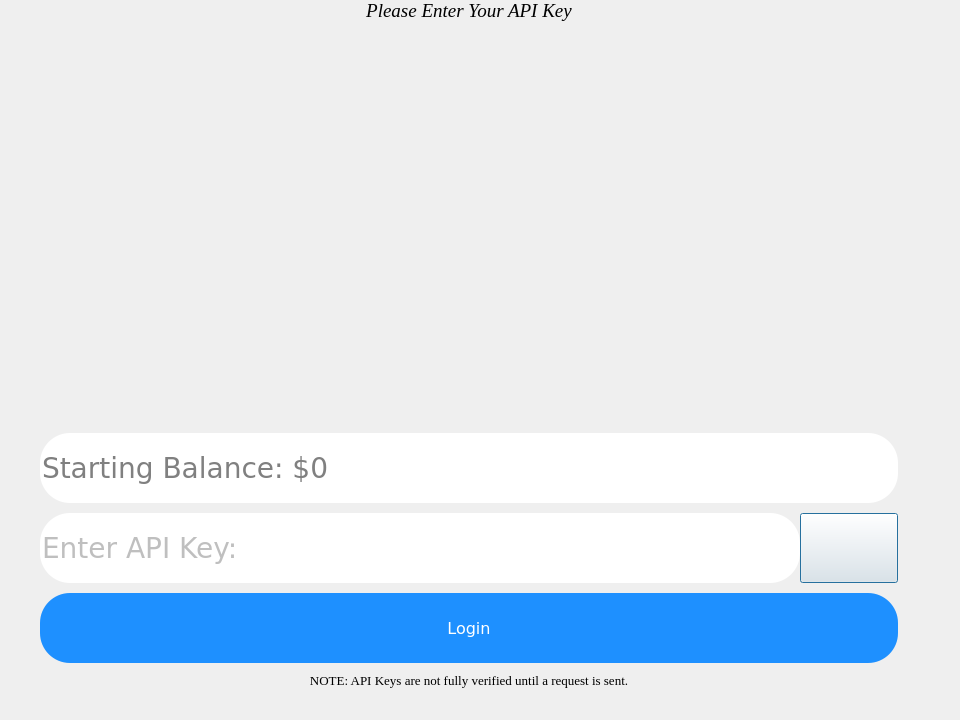
Qt form MarketGame/initialaccountsetup.ui (plagentile/Market_Game) before a commit.
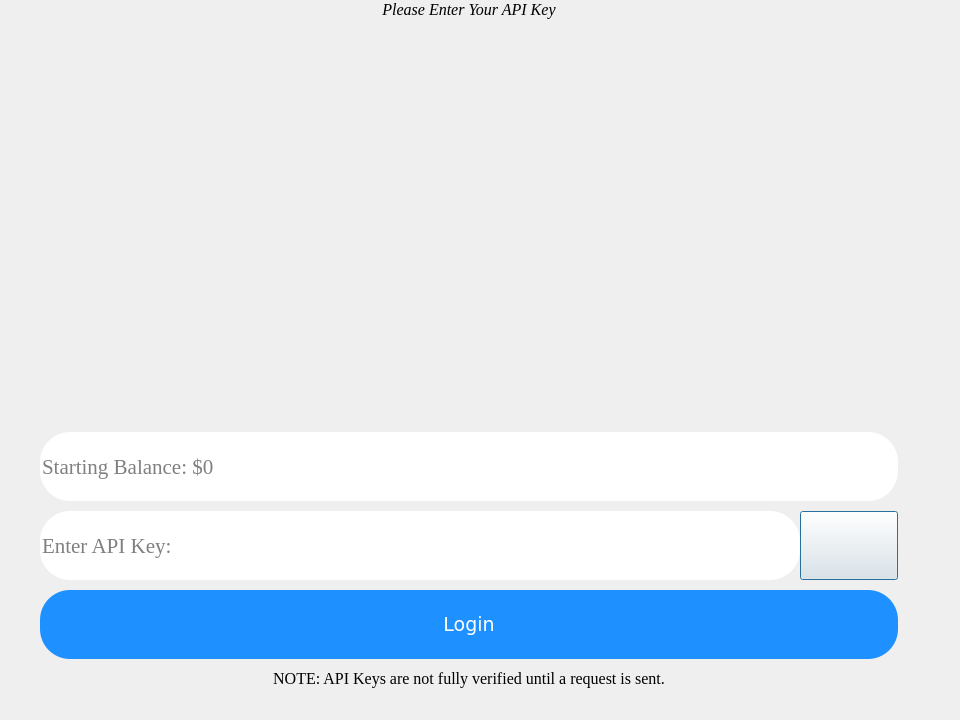
The same form after that commit. Icons and pictures are not drawn.

```diff
--- a/MarketGame/initialaccountsetup.ui
+++ b/MarketGame/initialaccountsetup.ui
@@ -19,30 +19,10 @@
  border-image: url(:/files/img/getAPIKeyBackground.png) 0 0 0 0 stretch stretch;
 }
 
-#directionLabel, #noticeLabel
-{
-	font-family: Georgia;
-	font-size:18;
-	color: black;
-}
-
-
-#APIKeyInput, #accountBalanceInput
-{
-	font-size: 28px;
-	font-family: Verdana;
-	color: Grey;
-	font-weight: 400;
-}
-
-
 #loginButton
 {
 	background-color: DodgerBlue;
 	color: white;
-	font-size:20;
-	font-family: Verdana;
-
 }
 
 #loginButton, #APIKeyInput, #accountBalanceInput
@@ -50,7 +30,7 @@
 	border-radius: 30px;
 }
 
-#loginButton:Hover, #APIKeyInput:Hover
+#loginButton:Hover
 {
 	font-weight: 500;
 }
@@ -58,7 +38,7 @@
 #showInputButton
 {
 	border-image: url(:/files/img/hideInput.png) 0 0 0 0 stretch stretch;
-	color:transparent;
+	color: transparent;
 }</string>
   </property>
   <widget class="QWidget" name="layoutWidget">
@@ -110,9 +90,18 @@
         <verstretch>0</verstretch>
        </sizepolicy>
       </property>
+      <property name="font">
+       <font>
+        <family>Georgia</family>
+        <pointsize>16</pointsize>
+       </font>
+      </property>
       <property name="contextMenuPolicy">
        <enum>Qt::DefaultContextMenu</enum>
       </property>
+      <property name="styleSheet">
+       <string notr="true">color:grey</string>
+      </property>
       <property name="frame">
        <bool>false</bool>
       </property>
@@ -143,6 +132,12 @@
           <verstretch>0</verstretch>
          </sizepolicy>
         </property>
+        <property name="font">
+         <font>
+          <family>Georgia</family>
+          <pointsize>16</pointsize>
+         </font>
+        </property>
         <property name="text">
          <string/>
         </property>
@@ -189,7 +184,7 @@
       <property name="font">
        <font>
         <family>Verdana</family>
-        <pointsize>12</pointsize>
+        <pointsize>14</pointsize>
        </font>
       </property>
       <property name="styleSheet">
@@ -211,7 +206,7 @@
       <property name="font">
        <font>
         <family>Georgia</family>
-        <pointsize>10</pointsize>
+        <pointsize>12</pointsize>
        </font>
       </property>
       <property name="layoutDirection">
@@ -251,7 +246,7 @@
       <property name="font">
        <font>
         <family>Georgia</family>
-        <pointsize>14</pointsize>
+        <pointsize>12</pointsize>
         <italic>true</italic>
        </font>
       </property>
```
